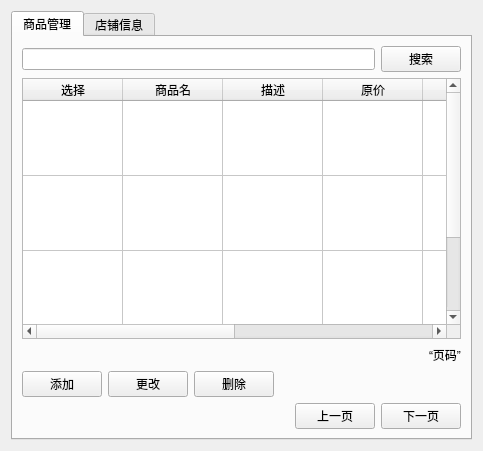
First picture: the form in E-commerceMIS/storeUI.ui, repository Ziyeeee/DatabaseProject, before the edit.
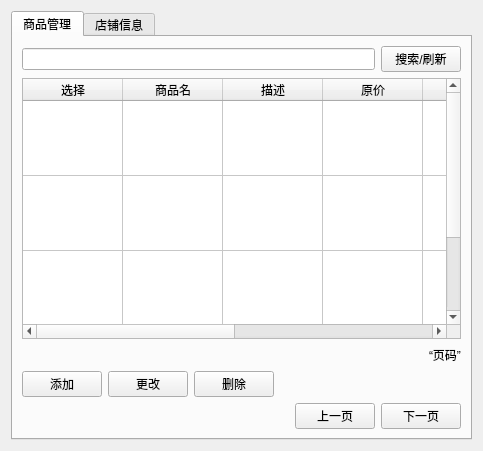
Second picture: the form after the edit.

Patch:
```diff
--- a/E-commerceMIS/storeUI.ui
+++ b/E-commerceMIS/storeUI.ui
@@ -32,7 +32,7 @@
          <item>
           <widget class="QPushButton" name="commoditySearchPushButton">
            <property name="text">
-            <string>搜索</string>
+            <string>搜索/刷新</string>
            </property>
           </widget>
          </item>
```
